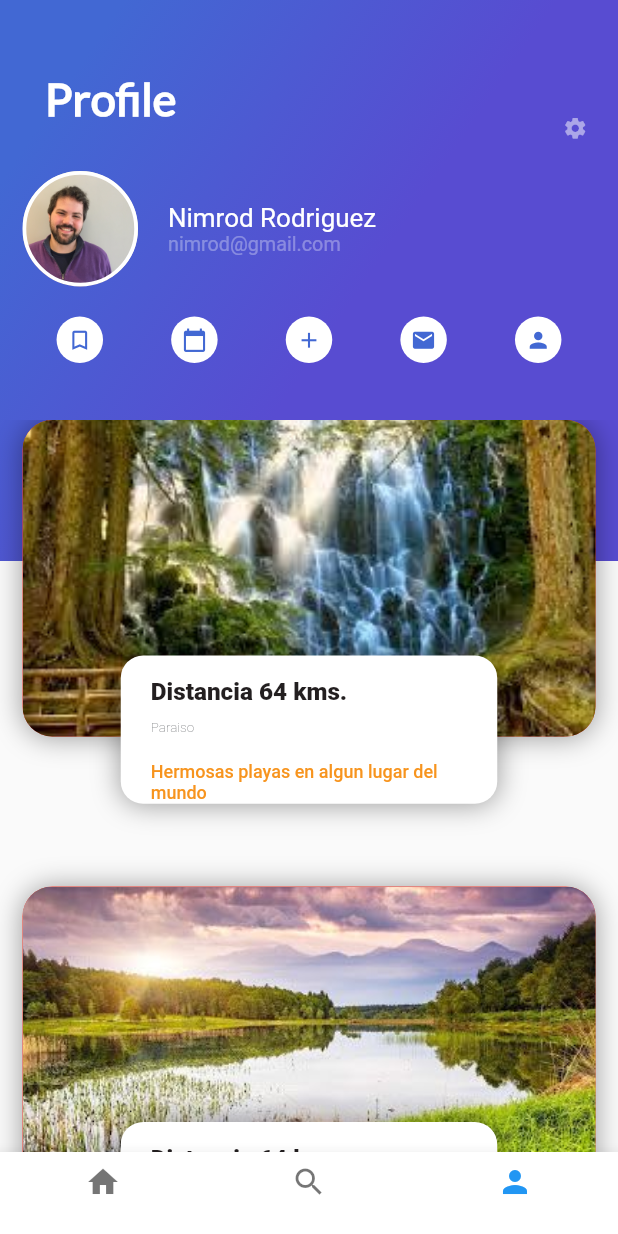
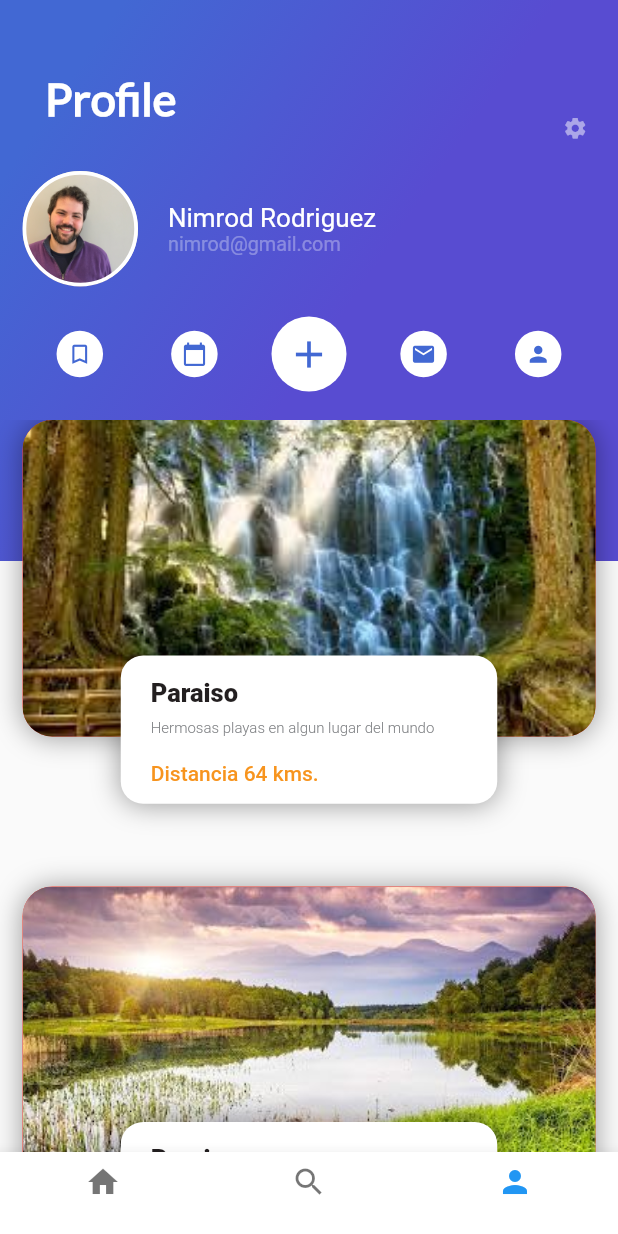
Before and after one commit to Rod20/Starting-in-Flutter, a Flutter app: the Trips screen opened directly, item 3 of the bottom bar chosen, on a phone screen of 412 x 824 dp. Run offline on Flutter 3.47's test engine with Material 2 defaults, Android fonts, the phone set to English and light mode, and no system bars.

Commit message:
Profile in progress/2

```diff
--- a/lib/profile_appbar.dart
+++ b/lib/profile_appbar.dart
@@ -140,15 +140,15 @@ class ProfileAppBar extends StatelessWidget {
             ),
             Expanded(
               child: Container(
-                width: 31.0,
-                height: 31.0,
+                width: 50.0,
+                height: 50.0,
                 decoration: BoxDecoration(
                     shape: BoxShape.circle,
                     color: Color.fromRGBO(255, 255, 255, 1)
                 ),
                 child: Icon(
                   Icons.add,
-                  size: 17.0,
+                  size: 30.0,
                   color: Color.fromRGBO(66, 104, 211, 1),
                 ),
               ),
--- a/lib/profile_places.dart
+++ b/lib/profile_places.dart
@@ -65,7 +65,7 @@ class ProfilePlaces extends StatelessWidget {
                 style: TextStyle(
                   color: Color(0xff231f20),
                   fontWeight: FontWeight.w900,
-                  fontSize: 16.23
+                  fontSize: 17.0
                 ),
               ),
             ),
@@ -74,8 +74,8 @@ class ProfilePlaces extends StatelessWidget {
                 placeDescription,
                 style: TextStyle(
                     color: Color(0xff808285),
-                    fontWeight: FontWeight.w100,
-                    fontSize: 9
+                    fontWeight: FontWeight.w300,
+                    fontSize: 10
                 ),
               ),
             ),
@@ -85,7 +85,7 @@ class ProfilePlaces extends StatelessWidget {
                 style: TextStyle(
                     color: Color(0xfff7941e),
                     fontWeight: FontWeight.w500,
-                    fontSize: 12
+                    fontSize: 14.0
                 ),
               ),
             ),
--- a/lib/profile_places_list.dart
+++ b/lib/profile_places_list.dart
@@ -10,10 +10,10 @@ class ProfilePlacesList extends StatelessWidget {
       ),
       child: ListView(
         children: <Widget>[
-          ProfilePlaces("assets/images/image1.jpg","Paraiso","Hermosas playas en algun lugar del mundo","Distancia 64 kms."),
-          ProfilePlaces("assets/images/image2.jpg","Paraiso","Hermosas playas en algun lugar del mundo","Distancia 64 kms."),
-          ProfilePlaces("assets/images/image3.jpg","Paraiso","Hermosas playas en algun lugar del mundo","Distancia 64 kms."),
-          ProfilePlaces("assets/images/image4.jpg","Paraiso","Hermosas playas en algun lugar del mundo","Distancia 64 kms."),
+          ProfilePlaces("assets/images/image1.jpg","Hermosas playas en algun lugar del mundo","Distancia 64 kms.","Paraiso"),
+          ProfilePlaces("assets/images/image2.jpg","Hermosas playas en algun lugar del mundo","Distancia 64 kms.","Paraiso"),
+          ProfilePlaces("assets/images/image3.jpg","Hermosas playas en algun lugar del mundo","Distancia 64 kms.","Paraiso"),
+          ProfilePlaces("assets/images/image4.jpg","Hermosas playas en algun lugar del mundo","Distancia 64 kms.","Paraiso"),
         ],
       ),
     );
```
